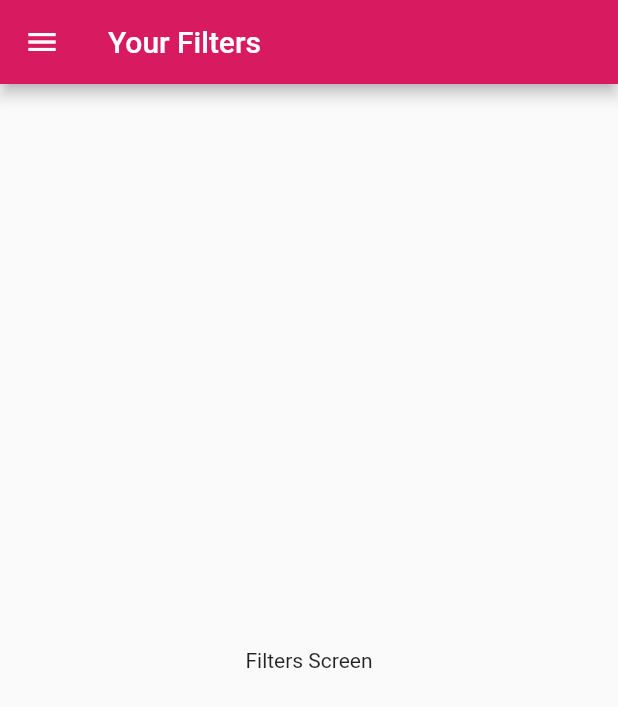
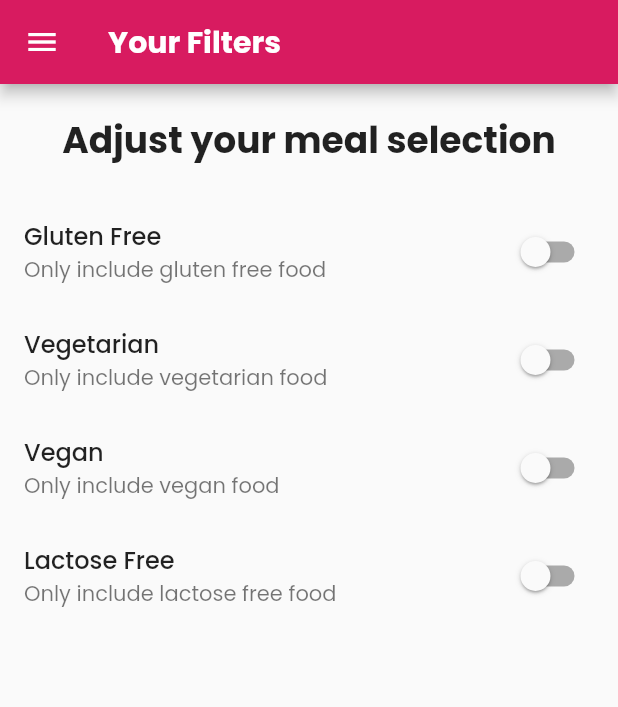
Before and after one commit to Arka2001/flutter-meals-app, a Flutter app: the FiltersScreen screen opened by its route, on a phone screen of 412 x 824 dp. Shown: the top 707 px of the screen. Run offline on Flutter 3.47's test engine with Material 2 defaults, Android fonts, the phone set to English and light mode, and no system bars; our stand-ins replace google_fonts.

Commit message:
Added Filters to the Filters Screen

```diff
--- a/lib/screens/filters_screen.dart
+++ b/lib/screens/filters_screen.dart
@@ -1,18 +1,124 @@
 import 'package:flutter/material.dart';
+import 'package:google_fonts/google_fonts.dart';
+import 'package:meals_app/utils/sizeConfig.dart';
 import '../widgets/drawer_widget.dart';
 
-class FiltersScreen extends StatelessWidget {
+class FiltersScreen extends StatefulWidget {
   const FiltersScreen({Key? key}) : super(key: key);
 
   @override
+  _FiltersScreenState createState() => _FiltersScreenState();
+}
+
+class _FiltersScreenState extends State<FiltersScreen> {
+  bool _glutenFree = false;
+  bool _vegetarian = false;
+  bool _vegan = false;
+  bool _lactoseFree = false;
+
+  SwitchListTile buildListTile(String title, String subtitle, bool switchValue,
+      double textScale, Function(bool newValue) changeValue) {
+    return SwitchListTile(
+      title: Text(
+        "$title",
+        style: GoogleFonts.poppins(
+          textStyle: TextStyle(
+            fontSize: 16 * textScale,
+            fontWeight: FontWeight.w500,
+          ),
+        ),
+      ),
+      subtitle: Text(
+        "$subtitle",
+        style: GoogleFonts.poppins(),
+      ),
+      value: switchValue,
+      onChanged: changeValue,
+    );
+  }
+
+  @override
   Widget build(BuildContext context) {
+    final SizeConfig sc = SizeConfig();
+    sc.init(context);
     return Scaffold(
       appBar: AppBar(
-        title: Text("Your Filters"),
+        title: Text(
+          "Your Filters",
+          style: GoogleFonts.poppins(
+            textStyle: TextStyle(
+              color: Colors.white,
+              fontWeight: FontWeight.bold,
+            ),
+          ),
+        ),
       ),
       drawer: DrawerWidget(),
-      body: Center(
-        child: Text("Filters Screen"),
+      body: Column(
+        children: <Widget>[
+          Container(
+            padding: EdgeInsets.all(20),
+            child: Text(
+              "Adjust your meal selection",
+              style: GoogleFonts.poppins(
+                textStyle: TextStyle(
+                  fontWeight: FontWeight.bold,
+                  fontSize: 24 * sc.textScale,
+                ),
+              ),
+            ),
+          ),
+          Expanded(
+            child: ListView(
+              children: <Widget>[
+                buildListTile(
+                  "Gluten Free",
+                  "Only include gluten free food",
+                  _glutenFree,
+                  sc.textScale,
+                  (newValue) {
+                    setState(() {
+                      _glutenFree = newValue;
+                    });
+                  },
+                ),
+                buildListTile(
+                  "Vegetarian",
+                  "Only include vegetarian food",
+                  _vegetarian,
+                  sc.textScale,
+                  (newValue) {
+                    setState(() {
+                      _vegetarian = newValue;
+                    });
+                  },
+                ),
+                buildListTile(
+                  "Vegan",
+                  "Only include vegan food",
+                  _vegan,
+                  sc.textScale,
+                  (newValue) {
+                    setState(() {
+                      _vegan = newValue;
+                    });
+                  },
+                ),
+                buildListTile(
+                  "Lactose Free",
+                  "Only include lactose free food",
+                  _lactoseFree,
+                  sc.textScale,
+                  (newValue) {
+                    setState(() {
+                      _lactoseFree = newValue;
+                    });
+                  },
+                ),
+              ],
+            ),
+          ),
+        ],
       ),
     );
   }
--- a/lib/widgets/meal_tile_widget.dart
+++ b/lib/widgets/meal_tile_widget.dart
@@ -42,7 +42,9 @@ class MealTile extends StatelessWidget {
   }
 
   void _selectMeal(BuildContext context) {
-    Navigator.pushNamed(context, mealDetailsPage, arguments: id);
+    Navigator.pushNamed(context, mealDetailsPage, arguments: id).then((result) {
+      print(result);
+    });
   }
 
   @override
```
